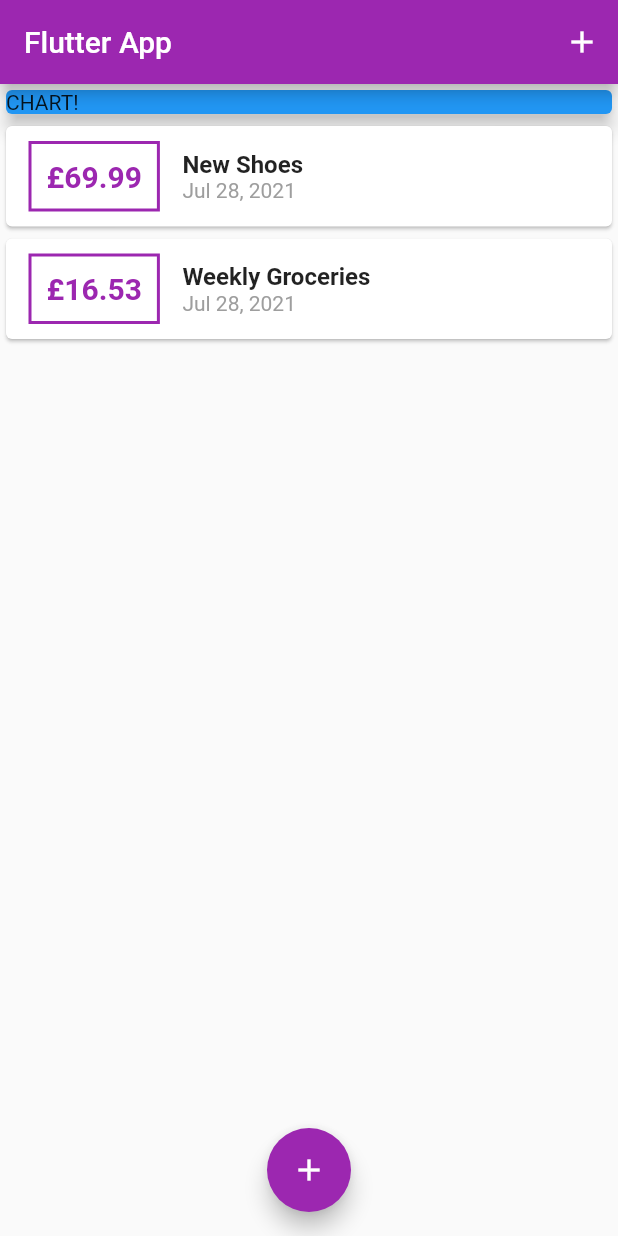
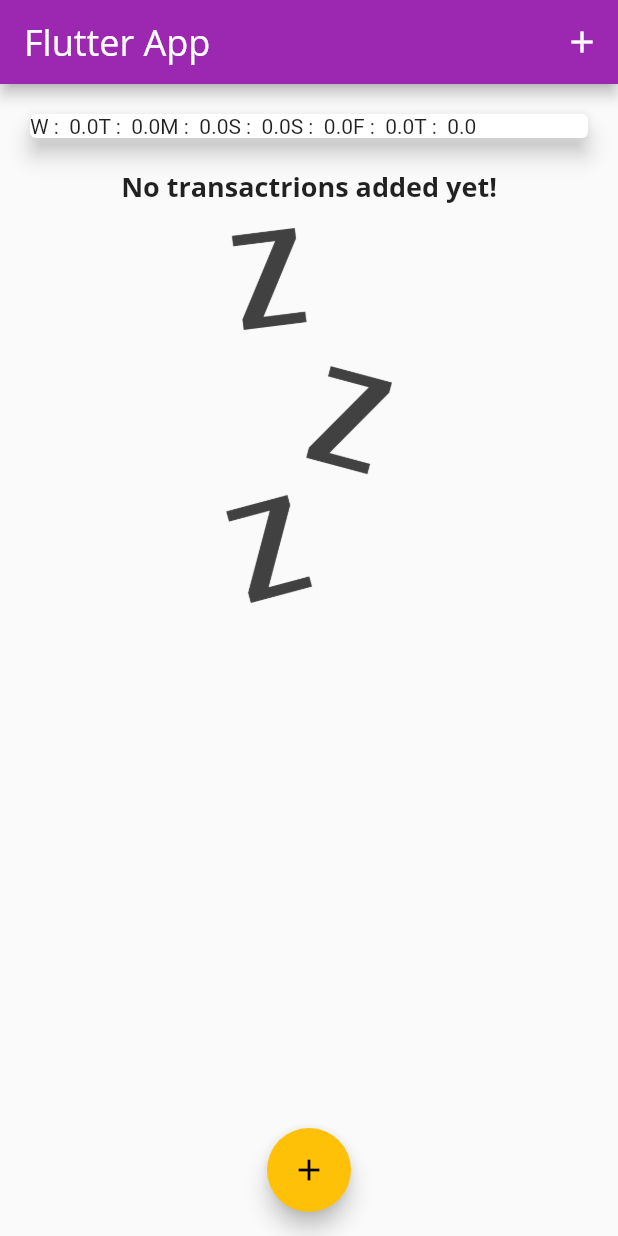
Before and after one commit to jonty-ward/personal-expenses-tracker, a Flutter app: the screen it shows after launch, on a phone screen of 412 x 824 dp. Run offline on Flutter 3.47's test engine with Material 2 defaults, Android fonts, the phone set to English and light mode, and no system bars.

Commit message:
i have added the data tot he cahrt section and am now about to make the datra into bars in a sepperate widget

```diff
--- a/lib/main.dart
+++ b/lib/main.dart
@@ -1,7 +1,9 @@
 import 'package:flutter/material.dart';
+import 'package:flutter_complete_guide/widgets/chart.dart';
 
 import './widgets/new_transaction.dart';
 import './widgets/transaction_list.dart';
+import './widgets/chart.dart';
 import './models/transaction.dart';
 
 void main() => runApp(MyApp());
@@ -10,8 +12,19 @@ class MyApp extends StatelessWidget {
   @override
   Widget build(BuildContext context) {
     return MaterialApp(
-      title: 'Flutter App',
-      theme: ThemeData(primarySwatch: Colors.purple),
+      title: 'Personal Expenses',
+      theme: ThemeData(
+          primarySwatch: Colors.purple,
+          accentColor: Colors.amber,
+          fontFamily: 'Quicksand',
+          textTheme: ThemeData.light().textTheme.copyWith(
+              title: TextStyle(
+                  fontFamily: 'OpenSans',
+                  fontWeight: FontWeight.bold,
+                  fontSize: 18)),
+          appBarTheme: AppBarTheme(
+              textTheme: ThemeData.light().textTheme.copyWith(
+                  title: TextStyle(fontFamily: 'OpenSans', fontSize: 24)))),
       home: MyHomePage(),
     );
   }
@@ -26,19 +39,27 @@ class MyHomePage extends StatefulWidget {
 
 class _MyHomePageState extends State<MyHomePage> {
   final List<Transaction> _userTransactions = [
-    Transaction(
-      id: 't1',
-      title: 'New Shoes',
-      amount: 69.99,
-      date: DateTime.now(),
-    ),
-    Transaction(
-      id: 't2',
-      title: 'Weekly Groceries',
-      amount: 16.53,
-      date: DateTime.now(),
-    ),
+    // Transaction(
+    //   id: 't1',
+    //   title: 'New Shoes',
+    //   amount: 69.99,
+    //   date: DateTime.now(),
+    // ),
+    // Transaction(
+    //   id: 't2',
+    //   title: 'Weekly Groceries',
+    //   amount: 16.53,
+    //   date: DateTime.now(),
+    // ),
   ];
+
+  List<Transaction> get _recentTransactions {
+    return _userTransactions.where((tx) {
+      return tx.date.isAfter(DateTime.now().subtract(
+        Duration(days: 7),
+      ));
+    }).toList();
+  }
 
   void _addNewTransaction(String txTitle, double txAmount) {
     final newTx = Transaction(
@@ -70,7 +91,10 @@ class _MyHomePageState extends State<MyHomePage> {
   Widget build(BuildContext context) {
     return Scaffold(
       appBar: AppBar(
-        title: Text('Flutter App'),
+        title: Text(
+          'Flutter App',
+          style: TextStyle(fontFamily: 'OpenSans'),
+        ),
         actions: <Widget>[
           IconButton(
             icon: Icon(Icons.add),
@@ -83,14 +107,7 @@ class _MyHomePageState extends State<MyHomePage> {
           // mainAxisAlignment: MainAxisAlignment.start,
           crossAxisAlignment: CrossAxisAlignment.stretch,
           children: <Widget>[
-            Container(
-              width: double.infinity,
-              child: Card(
-                color: Colors.blue,
-                child: Text('CHART!'),
-                elevation: 5,
-              ),
-            ),
+            Chart(_recentTransactions),
             TransactionList(_userTransactions),
           ],
         ),
--- /dev/null
+++ b/lib/widgets/chart.dart
@@ -0,0 +1,48 @@
+import 'package:flutter/material.dart';
+import 'package:intl/intl.dart';
+
+import '../models/transaction.dart';
+
+class Chart extends StatelessWidget {
+  final List<Transaction> recentTransactions;
+
+  Chart(this.recentTransactions);
+
+  List<Map<String, Object>> get groupedTransactionValues {
+    return List.generate(7, (index) {
+      final weekDay = DateTime.now().subtract(
+        Duration(days: index),
+      );
+
+      var totalSum = 0.0;
+
+      for (var i = 0; i < recentTransactions.length; i++) {
+        if (recentTransactions[i].date.day == weekDay.day &&
+            recentTransactions[i].date.month == weekDay.month &&
+            recentTransactions[i].date.year == weekDay.year) {
+          totalSum += recentTransactions[i].amount;
+        }
+      }
+      print(DateFormat.E().format(weekDay));
+      print(totalSum);
+      return {
+        'day': DateFormat.E().format(weekDay).substring(0, 1),
+        'amount': totalSum
+      };
+    });
+  }
+
+  @override
+  Widget build(BuildContext context) {
+    print(groupedTransactionValues);
+    return Card(
+      elevation: 6,
+      margin: EdgeInsets.all(20),
+      child: Row(
+        children: groupedTransactionValues.map((data) {
+          return Text('${data['day']} :  ${data['amount']}');
+        }).toList(),
+      ),
+    );
+  }
+}
--- /dev/null
+++ b/lib/widgets/chart_bar.dart
@@ -0,0 +1,8 @@
+import 'package:flutter/material.dart';
+
+class ChartBar extends StatelessWidget {
+  @override
+  Widget build(BuildContext context) {
+    return Container();
+  }
+}
--- a/lib/widgets/transaction_list.dart
+++ b/lib/widgets/transaction_list.dart
@@ -11,8 +11,25 @@ class TransactionList extends StatelessWidget {
   @override
   Widget build(BuildContext context) {
     return Container(
-      height: 700,
-      child: ListView.builder(
+      height: 600,
+      child: transactions.isEmpty
+          ? Column(children: <Widget>[
+              Text(
+                'No transactrions added yet!',
+                style: Theme.of(context).textTheme.title,
+              ),
+              SizedBox(
+                height: 15,
+              ),
+              Container(
+                height: 250,
+                child: Image.asset(
+                  'assets/images/waiting.png',
+                  fit: BoxFit.cover,
+                ),
+              )
+            ])
+          : ListView.builder(
               itemBuilder: (ctx, index) {
                 return Card(
                   child: Row(
@@ -41,13 +58,8 @@ class TransactionList extends StatelessWidget {
                       Column(
                         crossAxisAlignment: CrossAxisAlignment.start,
                         children: <Widget>[
-                    Text(
-                      transactions[index].title,
-                      style: TextStyle(
-                        fontSize: 16,
-                        fontWeight: FontWeight.bold,
-                      ),
-                    ),
+                          Text(transactions[index].title,
+                              style: Theme.of(context).textTheme.title),
                           Text(
                             DateFormat.yMMMd().format(transactions[index].date),
                             style: TextStyle(
```
Also changed, not shown: pubspec.yaml (+13 -8 lines), assets/fonts/OpenSans-Bold.ttf (added), assets/fonts/OpenSans-Regular.ttf (added), assets/fonts/Quicksand-Bold.ttf (added), assets/fonts/Quicksand-Light.ttf (added), assets/fonts/Quicksand-Medium.ttf (added), assets/fonts/Quicksand-Regular.ttf (added), assets/images/waiting.png (added). Lines whose indentation alone changed are shown as unchanged.
